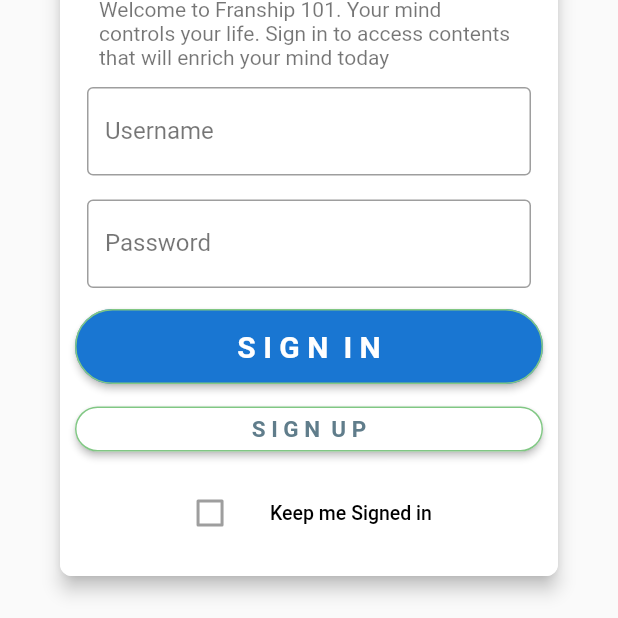
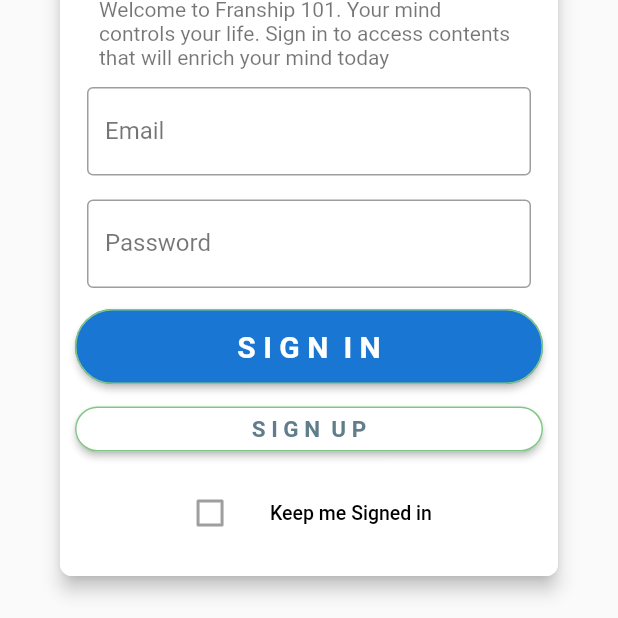
Before and after one commit to 5ran6/unity_schools_attendnce, a Flutter app: the sign_in screen opened by its route, on a phone screen of 412 x 824 dp, the part 615-1233 px from its top. Run offline on Flutter 3.47's test engine with Material 2 defaults, Android fonts, the phone set to English and light mode, and no system bars; drawn by our look-alikes of flutter_styled_toast; our stand-ins replace shared_preferences; missing offline and left inert: fancy_on_boarding, folding_cell; accounts and stored records are empty.

Commit message:
Added Login API

```diff
--- a/lib/bottom_sheet.dart
+++ b/lib/bottom_sheet.dart
@@ -5,7 +5,8 @@ class bottomSheet {
   void settingModalBottomSheet(context) {
     showModalBottomSheet(
         context: context,
-        isScrollControlled: true, builder: (BuildContext bc) {
+        isScrollControlled: true,
+        builder: (BuildContext bc) {
           return Padding(
             padding: const EdgeInsets.all(12.0),
             child: Container(
@@ -17,7 +18,6 @@ class bottomSheet {
                       onFieldSubmitted: (v) {
                         FocusScope.of(context).requestFocus(FocusNode());
                       },
-
                       textInputAction: TextInputAction.next,
                       autofocus: true,
                       style: TextStyle(color: Colors.black),
--- a/lib/main.dart
+++ b/lib/main.dart
@@ -7,7 +7,7 @@ import 'package:unity_schools_attendnce/sign_in.dart';
 import 'package:unity_schools_attendnce/sign_up.dart';
 
 void main() => runApp(MaterialApp(
-      initialRoute: '/dashboard_fab',
+      initialRoute: '/sign_in',
       debugShowCheckedModeBanner: false,
       routes: {
         '/sign_up': (context) => sign_up(),
--- a/lib/settings.dart
+++ b/lib/settings.dart
@@ -202,6 +202,7 @@ class settings extends StatelessWidget {
                           ),
                         ),
                       ),
+
                     ), Container(
                       width: 180,
                       height: 180,
--- a/lib/sign_in.dart
+++ b/lib/sign_in.dart
@@ -1,36 +1,94 @@
+import 'dart:convert';
+
 import 'package:flutter/material.dart';
+import 'package:flutter/rendering.dart';
 import 'package:flutter/services.dart';
+import 'package:flutter_styled_toast/flutter_styled_toast.dart';
+import 'package:http/http.dart' as http;
+import 'package:shared_preferences/shared_preferences.dart';
+import 'package:unity_schools_attendnce/dashboad_fab.dart';
 
-class sign_in extends StatelessWidget {
+class sign_in extends StatefulWidget {
+  @override
+  _sign_inState createState() => _sign_inState();
+}
+
+class _sign_inState extends State<sign_in> {
+  bool _isLoading = false;
+  var error = '';
+
   @override
   Widget build(BuildContext context) {
     // TODO: implement build
     SystemChrome.setSystemUIOverlayStyle(
         SystemUiOverlayStyle(statusBarColor: Colors.blue[800]));
-    return Scaffold(
-      backgroundColor: Colors.grey[50],
-      body: SafeArea(
-        child: Stack(
-          children: <Widget>[
-            Container(
-              // width: double.infinity,
-              height: 250,
-              color: Colors.blue[700],
-              alignment: Alignment.topCenter,
-              child: Padding(
-                padding: const EdgeInsets.all(28.0),
-                child: Align(
-                  alignment: Alignment.topCenter,
-                  child: Image(
-                    image: AssetImage('assets/logo_round.png'),
-                    width: 100,
-                    height: 100,
-                    color: Colors.white,
-                  ),
-                ),
-              ),
-            ),
-            Padding(
+    TextEditingController emailController = new TextEditingController();
+    TextEditingController passwordController = new TextEditingController();
+    signIn(String email, String password) async {
+      Map data = {'email': email, 'password': password};
+
+      var jsonData = null;
+      var response =
+          await http.post("https://gamint-bimiis.com.ng/api/login", body: data);
+      SharedPreferences sharedPreferences =
+          await SharedPreferences.getInstance();
+
+      if (response.statusCode == 201) {
+        jsonData = json.decode(response.body);
+        print('success: ' + response.body);
+        setState(() {
+          _isLoading = false;
+          sharedPreferences.setString("token", jsonData['token']);
+          Navigator.of(context).pushAndRemoveUntil(
+              MaterialPageRoute(builder: (BuildContext context) => FancyFab()),
+              (Route<dynamic> route) => false);
+        });
+      } else {
+        print('failed: ' + response.body);
+        if (jsonData['status_code'] == 422) {
+          //user not found prompt
+
+          setState(() {
+            error = 'User not found.';
+            _isLoading = false;
+
+            showToast('$error',
+                context: context,
+                animation: StyledToastAnimation.slideFromTop,
+                reverseAnimation: StyledToastAnimation.slideToTop,
+                position: StyledToastPosition.top,
+                startOffset: Offset(0.0, -3.0),
+                reverseEndOffset: Offset(0.0, -3.0),
+                duration: Duration(seconds: 4),
+                //Animation duration   animDuration * 2 <= duration
+                animDuration: Duration(seconds: 1),
+                curve: Curves.elasticOut,
+                reverseCurve: Curves.fastOutSlowIn);
+          });
+        } else {
+          //Something went wrong prompt
+          setState(() {
+            error = 'Oops! Something went wrong.';
+            _isLoading = false;
+            showToast('$error',
+                context: context,
+                animation: StyledToastAnimation.slideFromTop,
+                reverseAnimation: StyledToastAnimation.slideToTop,
+                position: StyledToastPosition.top,
+                startOffset: Offset(0.0, -3.0),
+                reverseEndOffset: Offset(0.0, -3.0),
+                duration: Duration(seconds: 4),
+                //Animation duration   animDuration * 2 <= duration
+                animDuration: Duration(seconds: 1),
+                curve: Curves.elasticOut,
+                reverseCurve: Curves.fastOutSlowIn);
+          });
+        }
+      }
+    }
+
+    Padding login() {
+      return Padding(
         padding: const EdgeInsets.fromLTRB(15, 0, 15, 30),
         child: Align(
           alignment: Alignment.bottomCenter,
@@ -73,24 +131,26 @@ class sign_in extends StatelessWidget {
                       Padding(
                         padding: const EdgeInsets.all(8.0),
                         child: TextFormField(
+                          controller: emailController,
+                          keyboardType: TextInputType.emailAddress,
                           style: TextStyle(color: Colors.blue),
                           decoration: InputDecoration(
-                                    labelText: 'Username',
-                                    labelStyle:
-                                        TextStyle(color: Colors.black54),
+                              labelText: 'Email',
+                              labelStyle: TextStyle(color: Colors.black54),
                               border: OutlineInputBorder()),
                         ),
                       ),
                       Padding(
                         padding: const EdgeInsets.all(8.0),
                         child: TextFormField(
+                          controller: passwordController,
+                          obscureText: true,
                           style: TextStyle(
                             color: Colors.blue,
                           ),
                           decoration: InputDecoration(
                               labelText: 'Password',
-                                    labelStyle:
-                                        TextStyle(color: Colors.black54),
+                              labelStyle: TextStyle(color: Colors.black54),
                               border: OutlineInputBorder()),
                         ),
                       ),
@@ -106,13 +166,18 @@ class sign_in extends StatelessWidget {
                         alignment: FractionalOffset.bottomCenter,
                         child: MaterialButton(
                           shape: RoundedRectangleBorder(
-                                    borderRadius:
-                                        new BorderRadius.circular(28.0),
+                              borderRadius: new BorderRadius.circular(28.0),
                               side: BorderSide(color: Colors.green[300])),
                           color: Colors.blue[700],
                           minWidth: double.infinity,
                           height: 50,
-                                onPressed: () {},
+                          onPressed: () {
+                            setState(() {
+                              _isLoading = true;
+                            });
+                            signIn(
+                                emailController.text, passwordController.text);
+                          },
                           child: Text(
                             "S I G N  I N",
                             style: TextStyle(
@@ -135,8 +200,7 @@ class sign_in extends StatelessWidget {
                         alignment: FractionalOffset.bottomCenter,
                         child: MaterialButton(
                           shape: RoundedRectangleBorder(
-                                    borderRadius:
-                                        new BorderRadius.circular(15.0),
+                              borderRadius: new BorderRadius.circular(15.0),
                               side: BorderSide(color: Colors.green[300])),
                           color: Colors.white,
                           minWidth: double.infinity,
@@ -177,8 +241,57 @@ class sign_in extends StatelessWidget {
             ),
           ),
         ),
+      );
+    }
+
+    Container top() {
+      return Container(
+        // width: double.infinity,
+        height: 250,
+        color: Colors.blue[700],
+        alignment: Alignment.topCenter,
+        child: Padding(
+          padding: const EdgeInsets.all(28.0),
+          child: Align(
+            alignment: Alignment.topCenter,
+            child: Image(
+              image: AssetImage('assets/logo_round.png'),
+              width: 100,
+              height: 100,
+              color: Colors.white,
             ),
+          ),
+        ),
+      );
+    }
+
+    return StyledToast(
+      textStyle: TextStyle(fontSize: 16.0, color: Colors.white),
+      backgroundColor: Color(0x99000000),
+      borderRadius: BorderRadius.circular(5.0),
+      textPadding: EdgeInsets.symmetric(horizontal: 17.0, vertical: 10.0),
+      toastPositions: StyledToastPosition.bottom,
+      toastAnimation: StyledToastAnimation.fade,
+      reverseAnimation: StyledToastAnimation.fade,
+      curve: Curves.fastOutSlowIn,
+      reverseCurve: Curves.fastLinearToSlowEaseIn,
+      duration: Duration(seconds: 4),
+      animDuration: Duration(seconds: 1),
+      dismissOtherOnShow: true,
+      movingOnWindowChange: true,
+      child: Scaffold(
+        backgroundColor: Colors.grey[50],
+        body: SafeArea(
+          child: _isLoading
+              ? Center(
+                  child: CircularProgressIndicator(),
+                )
+              : Stack(
+                  children: <Widget>[
+                    top(),
+                    login(),
                   ],
+                ),
         ),
       ),
     );
--- a/pubspec.yaml
+++ b/pubspec.yaml
@@ -30,8 +30,12 @@ dev_dependencies:
   flutter_test:
     sdk: flutter
   fancy_on_boarding: 1.5.0
-  folding_cell: "^0.1.2"
+  http: ^0.12.1
+  shared_preferences: any
+  flutter_styled_toast: ^1.3.0
 
+
+  email_validator: '^1.0.0'
 # For information on the generic Dart part of this file, see the
 # following page: https://dart.dev/tools/pub/pubspec
 
```
Also changed, not shown: lib/dashboad_fab.dart (+18 -5 lines), lib/sign_up.dart (+8 -6 lines), pubspec.lock. Lines whose indentation alone changed are shown as unchanged.
